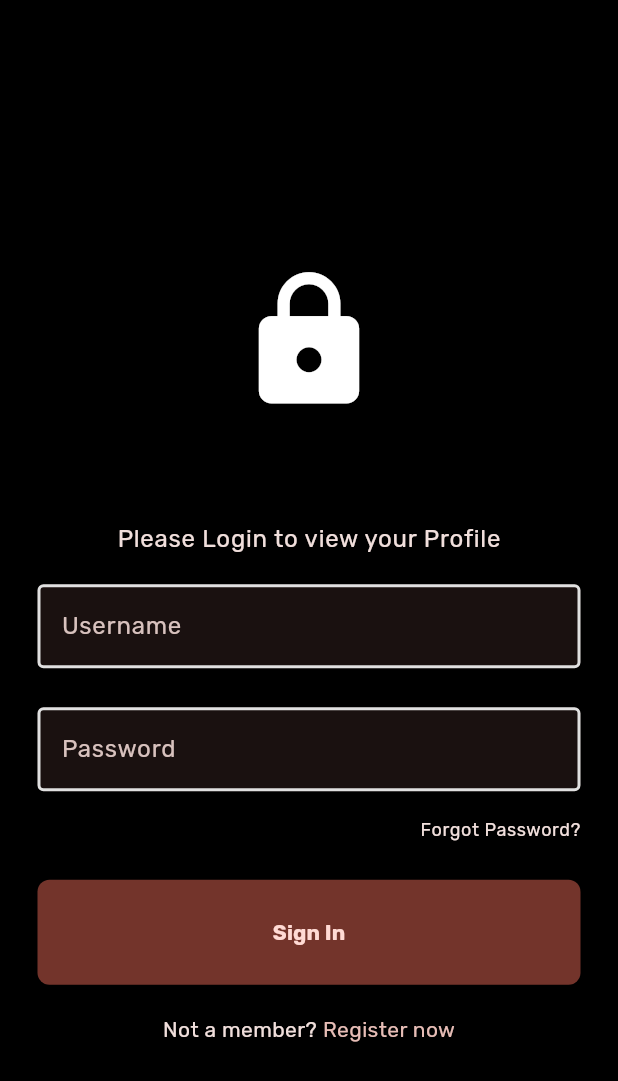
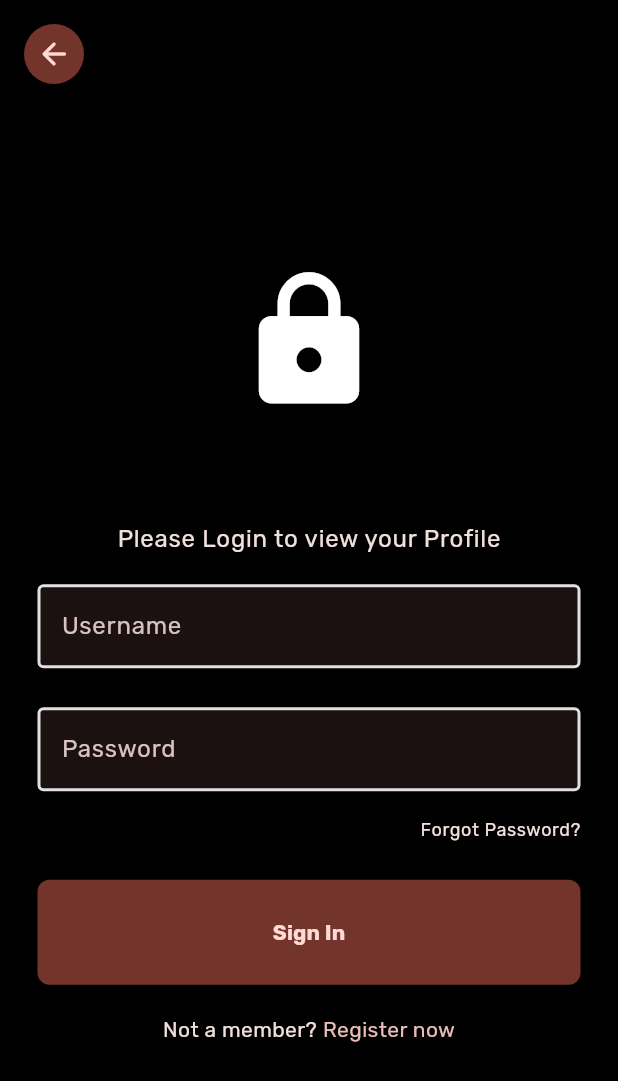
Before and after one commit to CharanRajana/CineChase, a Flutter app: the LoginScreen screen opened directly, on a phone screen of 412 x 824 dp. Shown: the top 1081 px of the screen. Run offline on Flutter 3.47's test engine with Material 2 defaults, Android fonts, the phone set to English and light mode, and no system bars; our stand-ins replace equatable, flutter_rating_bar, flutter_riverpod, google_fonts; network calls fail.

Commit message:
added and remove few files

```diff
--- a/lib/main.dart
+++ b/lib/main.dart
@@ -1,7 +1,7 @@
 import 'package:cinechase/src/core/theme.dart';
+import 'package:cinechase/src/ui/screens/home_screen/home_screen.dart';
 import 'package:flutter/material.dart';
 import 'package:flutter_riverpod/flutter_riverpod.dart';
-import 'package:cinechase/src/presentation/screens/home_screen/home_screen.dart';
 
 void main() {
   runApp(
--- a/lib/src/core/providers.dart
+++ b/lib/src/core/providers.dart
@@ -24,3 +24,5 @@ final fetchMoviesProvider = FutureProvider.autoDispose
         (ref, query) => ref.read(apiClientProvider).fetchMovies(query));
 
 final ratingProvider = StateProvider.autoDispose<double>((ref) => 0);
+
+final isFavouriteProvider = StateProvider<bool>((ref) => false);
--- a/lib/src/ui/screens/auth_screens/login_screen.dart
+++ b/lib/src/ui/screens/auth_screens/login_screen.dart
@@ -1,4 +1,5 @@
 import 'package:cinechase/src/ui/screens/auth_screens/components/custom_button.dart';
+import 'package:cinechase/src/ui/screens/auth_screens/sign_in_screen.dart';
 import 'package:flutter/material.dart';
 
 import 'components/custom_text_field.dart';
@@ -18,7 +19,23 @@ class _LoginScreenState extends State<LoginScreen> {
   Widget build(BuildContext context) {
     return Scaffold(
       body: SafeArea(
-        child: Center(
+        child: Stack(
+          children: [
+            Align(
+              alignment: Alignment.topLeft,
+              child: Padding(
+                padding: const EdgeInsets.all(16.0),
+                child: InkWell(
+                  onTap: () => Navigator.of(context).pop(),
+                  child: const CircleAvatar(
+                    child: Icon(
+                      Icons.arrow_back_rounded,
+                    ),
+                  ),
+                ),
+              ),
+            ),
+            Center(
               child: Column(
                 mainAxisAlignment: MainAxisAlignment.center,
                 children: [
@@ -71,14 +88,29 @@ class _LoginScreenState extends State<LoginScreen> {
                         style: Theme.of(context).textTheme.bodyMedium,
                       ),
                       const SizedBox(width: 4),
-                  Text('Register now',
-                      style: Theme.of(context).textTheme.bodyMedium!.copyWith(
-                          color: Theme.of(context).colorScheme.secondary)),
+                      InkWell(
+                        onTap: () => Navigator.of(context).push(
+                          MaterialPageRoute(
+                            builder: (context) => const SignUpScreen(),
+                          ),
+                        ),
+                        child: Text(
+                          'Register now',
+                          style: Theme.of(context)
+                              .textTheme
+                              .bodyMedium!
+                              .copyWith(
+                                  color:
+                                      Theme.of(context).colorScheme.secondary),
+                        ),
+                      ),
                     ],
                   ),
                 ],
               ),
             ),
+          ],
+        ),
       ),
     );
   }
--- a/lib/src/ui/screens/home_screen/home_screen.dart
+++ b/lib/src/ui/screens/home_screen/home_screen.dart
@@ -1,3 +1,4 @@
+import 'package:cinechase/src/ui/components/popup_menu.dart';
 import 'package:flutter/material.dart';
 import 'package:flutter_riverpod/flutter_riverpod.dart';
 import 'package:cinechase/src/ui/components/horizontal_list_movies.dart';
@@ -46,7 +47,9 @@ class HomeScreen extends ConsumerWidget {
                     child: Padding(
                       padding: const EdgeInsets.all(16.0),
                       child: InkWell(
-                        onTap: () {},
+                        onTap: () {
+                          showPopUpMenu(context);
+                        },
                         child: const CircleAvatar(
                           child: Icon(
                             Icons.menu_rounded,
```
Also changed, not shown: lib/src/ui/components/popup_menu.dart (added, +33 -0 lines), lib/src/ui/screens/auth_screens/sign_in_screen.dart (+10 -7 lines), lib/src/ui/screens/movies_details_screen/movies_details_screen.dart (+35 -4 lines). Lines whose indentation alone changed are shown as unchanged.
